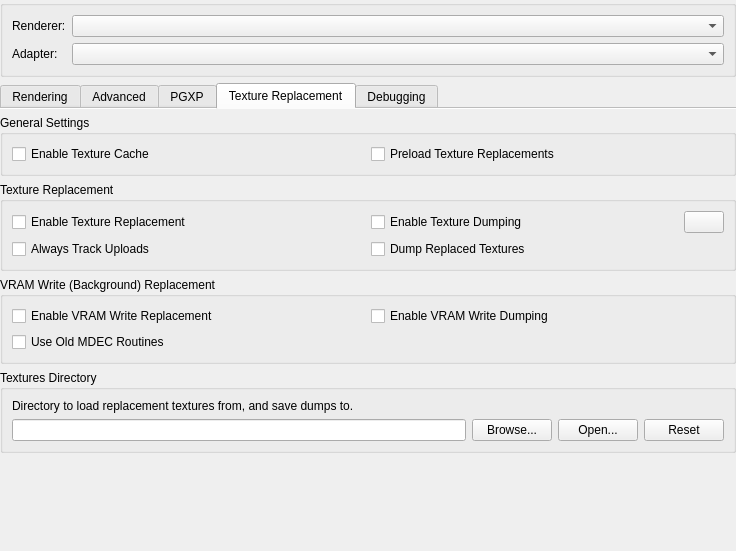
Before: the Qt Designer form src/duckstation-qt/graphicssettingswidget.ui in stenzek/duckstation, drawn with Qt 5.
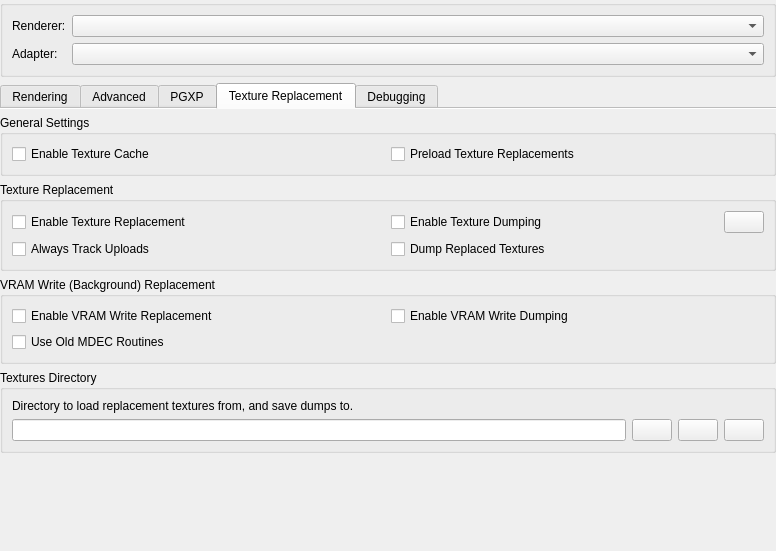
After: the same form once the commit is applied. The open tabs and pages were chosen to show the change. Icons and pictures are not drawn.

Commit message: Qt: Style textures directory selector same as others

Diff of the .ui file:
```diff
--- a/src/duckstation-qt/graphicssettingswidget.ui
+++ b/src/duckstation-qt/graphicssettingswidget.ui
@@ -6,7 +6,7 @@
    <rect>
     <x>0</x>
     <y>0</y>
-    <width>736</width>
+    <width>776</width>
     <height>551</height>
    </rect>
   </property>
@@ -883,21 +883,21 @@
           </item>
           <item row="1" column="1">
            <widget class="QPushButton" name="texturesDirectoryBrowse">
-            <property name="text">
+            <property name="toolTip">
              <string>Browse...</string>
             </property>
            </widget>
           </item>
           <item row="1" column="2">
            <widget class="QPushButton" name="texturesDirectoryOpen">
-            <property name="text">
+            <property name="toolTip">
              <string>Open...</string>
             </property>
            </widget>
           </item>
           <item row="1" column="3">
            <widget class="QPushButton" name="texturesDirectoryReset">
-            <property name="text">
+            <property name="toolTip">
              <string>Reset</string>
             </property>
            </widget>
```
Left out of the diff: 9 changed lines with no effect on the pictures.
